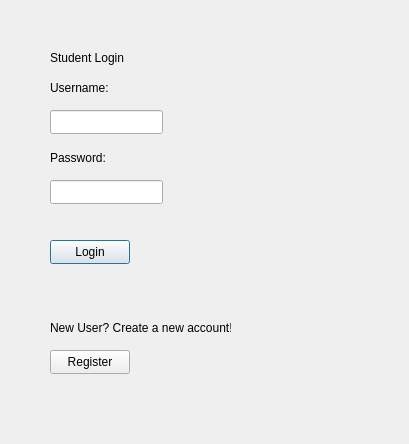
First picture: the form in student_login.ui, repository IOI-dot/UCMS, before the edit.
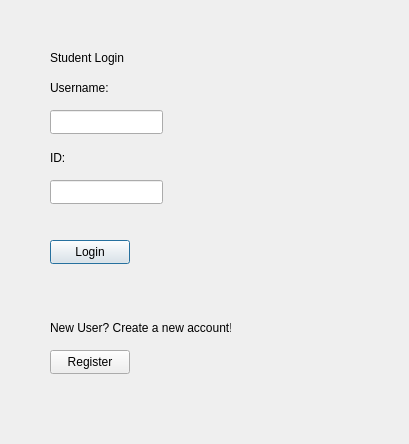
Second picture: the form after the edit.

```diff
--- a/student_login.ui
+++ b/student_login.ui
@@ -59,7 +59,7 @@
     </rect>
    </property>
    <property name="text">
-    <string>Password:</string>
+    <string>ID:</string>
    </property>
   </widget>
   <widget class="QLineEdit" name="student_password_login_lineEdit">
```
Left out of the diff: 2 changed lines with no effect on the pictures.
